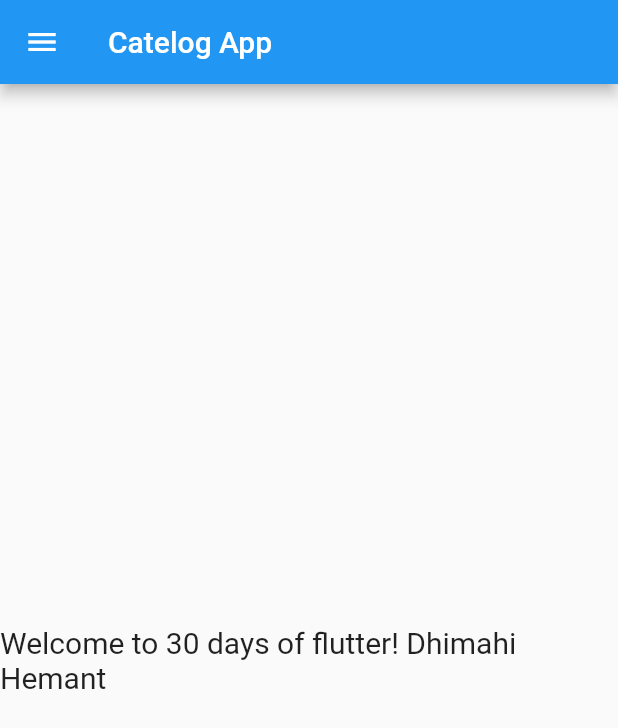
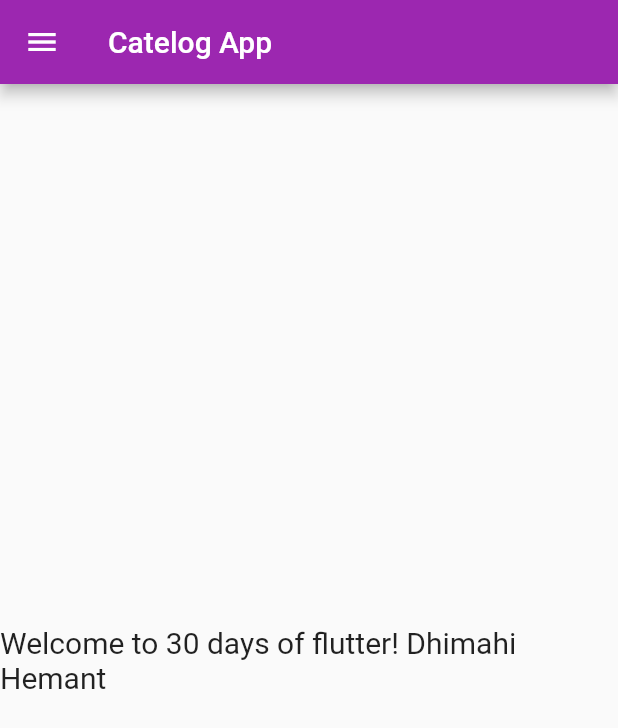
Before and after one commit to hemantvc/30DaysOfFlutter, a Flutter app: the screen it shows after launch, on a phone screen of 412 x 824 dp. Shown: the top 728 px of the screen. Run offline on Flutter 3.47's test engine with Material 2 defaults, Android fonts, the phone set to English and light mode, and no system bars.

Commit message:
Day 3 completed

```diff
--- a/lib/main.dart
+++ b/lib/main.dart
@@ -1,5 +1,6 @@
 import "package:flutter/material.dart";
-import "home_page.dart";
+import 'package:flutter_day_1/pages/login_page.dart';
+import 'pages/home_page.dart';
 
 void main() {
   runApp(MyApp());
@@ -11,7 +12,16 @@
   @override
   Widget build(BuildContext context) {
     return MaterialApp(
-      home: HomePage(),
+      // home: HomePage(),
+      themeMode: ThemeMode.light,
+      theme: ThemeData(primarySwatch: Colors.purple),
+      darkTheme: ThemeData(),
+      initialRoute: "/home",
+      routes: {
+        "/": (context) => LoginPage(),
+        "/home": (context) => HomePage(),
+        "/login": (context) => LoginPage()
+      },
     );
   }
 }
--- a/lib/home_page.dart
+++ b/lib/pages/home_page.dart
@@ -12,13 +12,13 @@
       appBar: AppBar(
         title: const Text("Catelog App"),
       ),
-      drawer: Drawer(),
       body: Center(
           child: Container(
               child: Text(
         "Welcome to $days days of flutter! $name",
         style: const TextStyle(fontSize: 20),
       ))),
+      drawer: Drawer(),
     );
   }
 }
```
Also changed, not shown: lib/pages/login_page.dart (added, +18 -0 lines), pubspec.lock.
